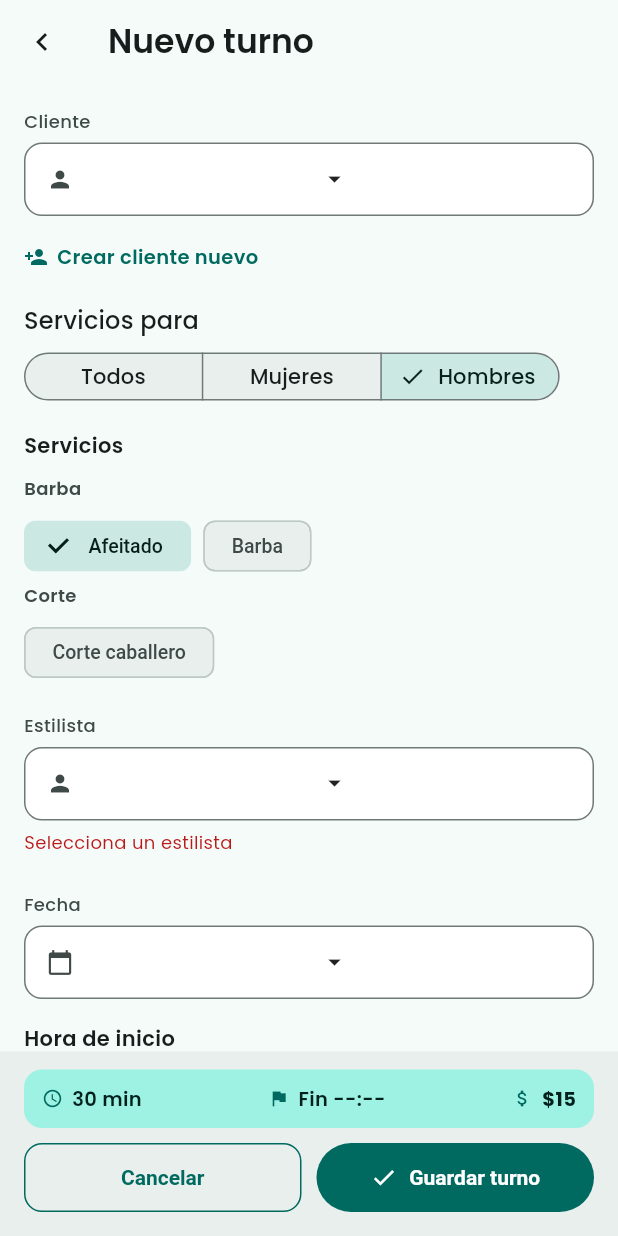
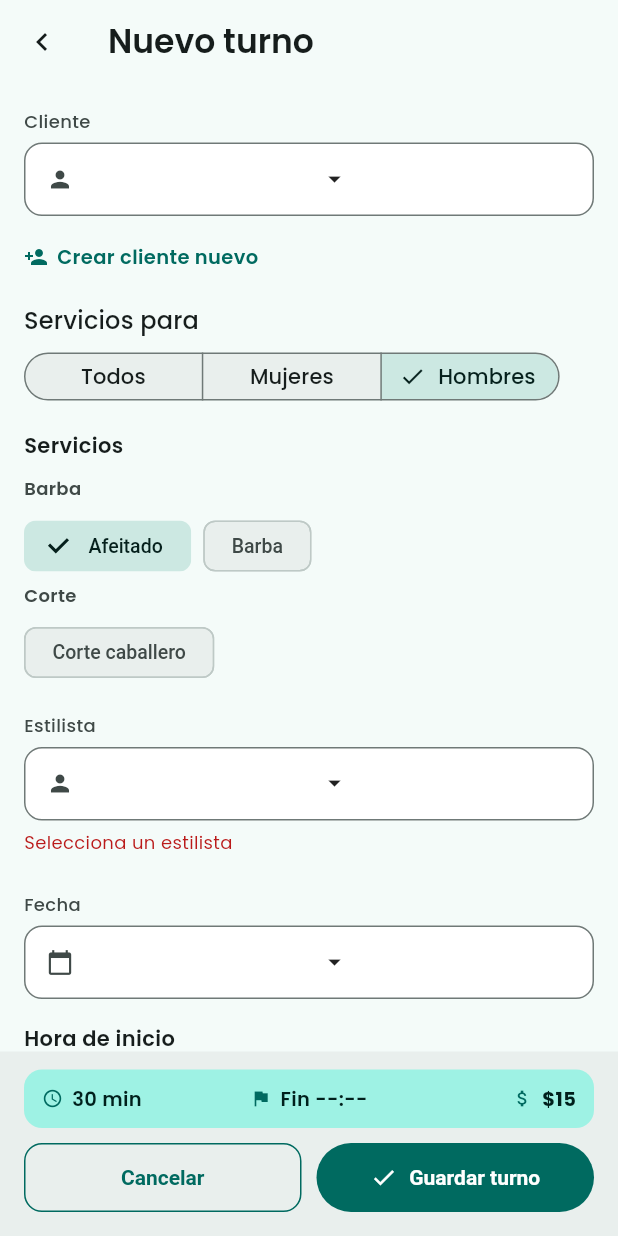
Before and after one commit to ernesto2312-2/Turco, a Flutter app: the TurnoFormView screen opened by its route, after a tap on "Mujeres", after a tap on "Hombres", after a tap on "Afeitado", on a phone screen of 412 x 824 dp. Run offline on Flutter 3.47's test engine with Material 3 defaults, Android fonts, the phone set to English and light mode, and no system bars; our stand-ins replace go_router.

Commit message:
Corrige desbordes de layout y error de Servicios
- Servicios: elimina un cast invalido (context as _ServiciosViewState) que
  lanzaba TypeError al abrir la pantalla.
- Agenda: chips de estilista en una fila con scroll horizontal, columna con
  crossAxisAlignment.stretch, tarjeta de turno y estado vacio adaptables.
- Estilistas: FlexibleSpaceBar con expandedTitleScale 1 (titulo a 28 como el
  diseno) y padding que evita el desbordamiento del encabezado.
- Servicios: grid con mainAxisExtent fijo, textos con elipsis, estado vacio
  desplazable.
- Detalle: filas de telefono/correo y datos con Expanded; fecha y hora
  formateadas desde el ViewModel.
- Formulario: resumen inferior por columnas y boton Guardar con FittedBox.
- web: titulo y manifest con el nombre Turco.
- test/layout_test.dart: 21 pruebas que verifican que ninguna pantalla
  desborda en 360x640, 320x568 y tema oscuro.

```diff
--- a/lib/views/estilistas_view.dart
+++ b/lib/views/estilistas_view.dart
@@ -29,7 +29,8 @@ class _EstilistasViewState extends State<EstilistasView> {
               pinned: true,
               expandedHeight: 170,
               flexibleSpace: FlexibleSpaceBar(
-                titlePadding: const EdgeInsets.fromLTRB(20, 85, 20, 8),
+                expandedTitleScale: 1,
+                titlePadding: const EdgeInsets.fromLTRB(20, 56, 20, 8),
                 title: Column(
                   crossAxisAlignment: CrossAxisAlignment.start,
                   mainAxisSize: MainAxisSize.min,
@@ -45,6 +46,8 @@ class _EstilistasViewState extends State<EstilistasView> {
                     const SizedBox(height: 6),
                     Text(
                       '${estilistas.length} profesionales · ${estilistas.fold(0, (s, e) => s + e.turnosHoy)} turnos programados hoy',
+                      maxLines: 1,
+                      overflow: TextOverflow.ellipsis,
                       style: TextStyle(
                         fontSize: 13, color: context.turco.appBarSubtitle,
                       ),
--- a/lib/views/turno_form_view.dart
+++ b/lib/views/turno_form_view.dart
@@ -819,25 +819,38 @@ class _BarraInferior extends StatelessWidget {
             ),
             child: Row(
               children: [
-                _ItemResumen(
+                Expanded(
+                  child: Align(
+                    alignment: Alignment.centerLeft,
+                    child: _ItemResumen(
                       icono: Icons.access_time,
                       texto: '${vm.duracionMinutos} min',
                       color: Theme.of(context).colorScheme.onPrimaryContainer,
                     ),
-                const Spacer(),
-                _ItemResumen(
+                  ),
+                ),
+                Expanded(
+                  child: Align(
+                    alignment: Alignment.center,
+                    child: _ItemResumen(
                       icono: Icons.flag,
                       texto: ini == null
                           ? 'Fin --:--'
                           : 'Fin ${ini.hour.toString().padLeft(2,'0')}:${ini.minute.toString().padLeft(2,'0')}',
                       color: Theme.of(context).colorScheme.onPrimaryContainer,
                     ),
-                const Spacer(),
-                _ItemResumen(
+                  ),
+                ),
+                Expanded(
+                  child: Align(
+                    alignment: Alignment.centerRight,
+                    child: _ItemResumen(
                       icono: Icons.attach_money,
                       texto: '\$${vm.precioTotal.toInt()}',
                       color: Theme.of(context).colorScheme.onPrimaryContainer,
                       peso: FontWeight.w700,
+                    ),
+                  ),
                 ),
               ],
             ),
@@ -876,13 +889,16 @@ class _BarraInferior extends StatelessWidget {
                         borderRadius: BorderRadius.circular(23),
                       ),
                     ),
-                    child: const Row(
+                    child: FittedBox(
+                      fit: BoxFit.scaleDown,
+                      child: Row(
                         mainAxisSize: MainAxisSize.min,
                         children: [
-                        Icon(Icons.check, size: 18),
-                        SizedBox(width: 8),
-                        Text('Guardar turno'),
+                          const Icon(Icons.check, size: 18),
+                          const SizedBox(width: 8),
+                          const Text('Guardar turno'),
                         ],
+                      ),
                     ),
                   ),
                 ),
@@ -911,10 +927,15 @@ class _ItemResumen extends StatelessWidget {
       children: [
         Icon(icono, size: 14, color: Theme.of(context).colorScheme.primary),
         const SizedBox(width: 6),
-        Text(texto, style: TextStyle(
+        Flexible(
+          child: Text(texto,
+              maxLines: 1,
+              overflow: TextOverflow.ellipsis,
+              style: TextStyle(
             fontSize: 13, fontWeight: peso ?? FontWeight.w600,
             color: color,
           )),
+        ),
       ],
     );
   }
```
Also changed, not shown: lib/viewmodels/turno_detail_viewmodel.dart (+46 -0 lines), lib/views/agenda_view.dart (+53 -21 lines), lib/views/servicios_view.dart (+42 -11 lines), lib/views/turno_detail_view.dart (+18 -17 lines), 4 other files. Lines whose indentation alone changed are shown as unchanged.
